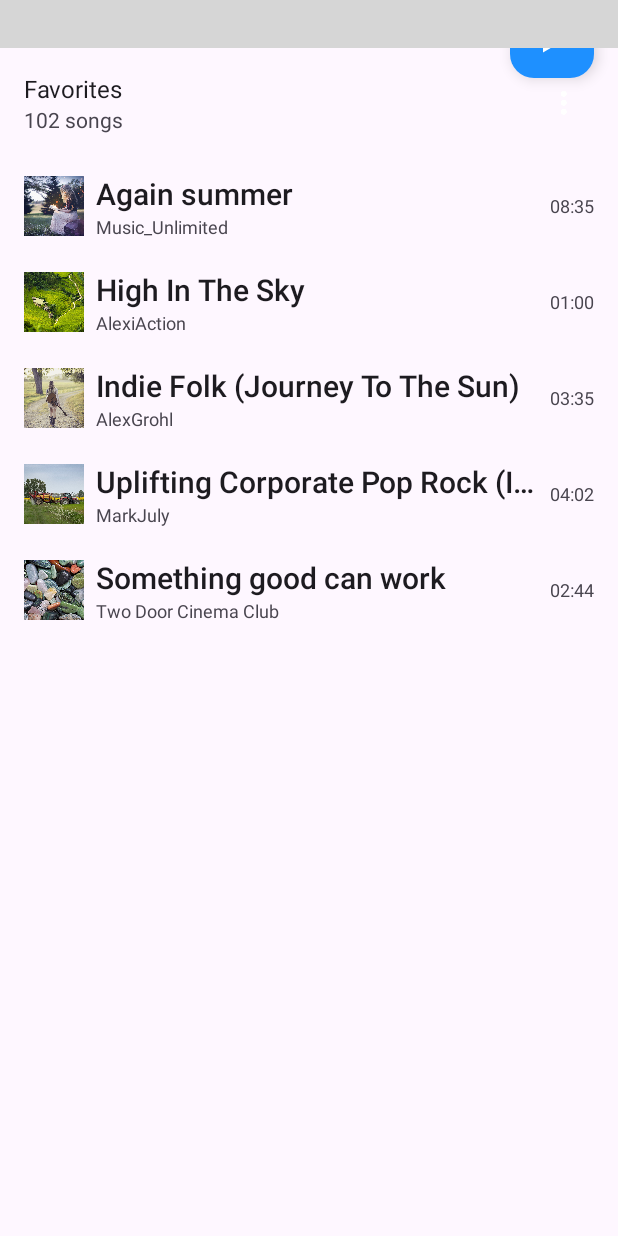
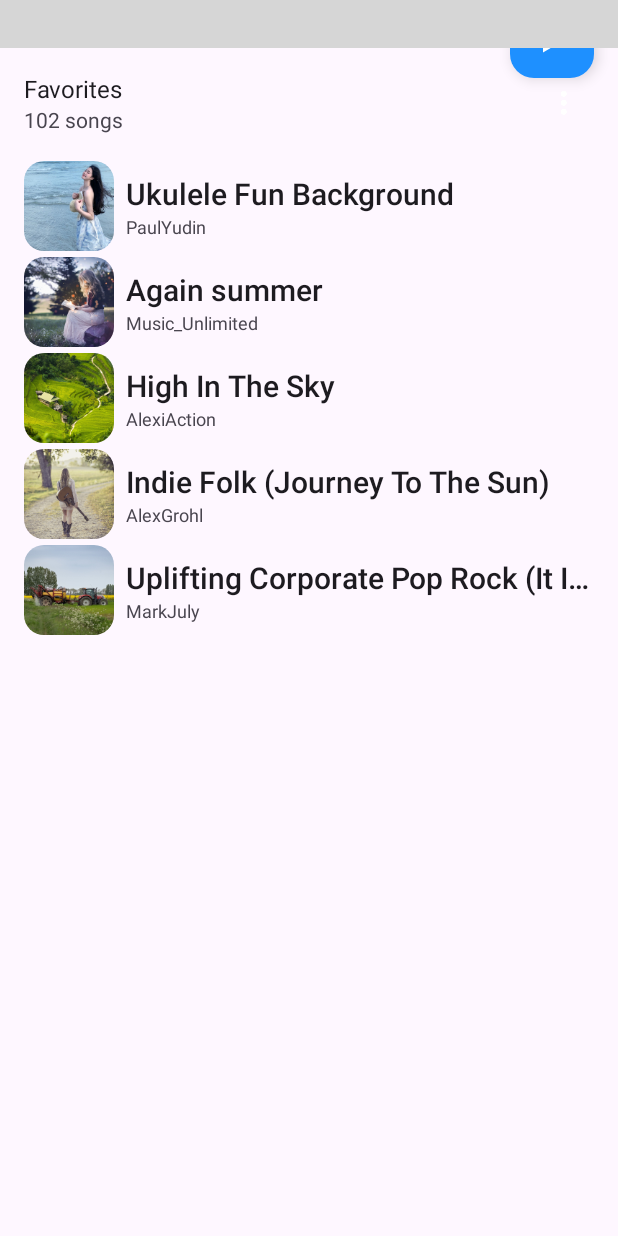
Before and after one commit to Totorowow/TangliMusicPlayer, an Android app: the screen it shows after launch (MainActivity), on a phone screen of 412 x 824 dp. Run offline under Robolectric (Android 15) with nearby library versions, the phone set to English and light mode, and no system bars; libraries missing offline, so code that uses them is left out: com.hjq.toast, com.leaf.library; pictures from the network do not load; 6 statements that could not run were skipped; grey boxes are pictures that could not be loaded.

Commit message:
update code

```diff
--- a/tangliMusicPlayer/src/main/java/com/tangli/musicplayer/adapter/RecyclerViewAdapter.java
+++ b/tangliMusicPlayer/src/main/java/com/tangli/musicplayer/adapter/RecyclerViewAdapter.java
@@ -1,6 +1,7 @@
 
 package com.tangli.musicplayer.adapter;
 
+import android.content.Context;
 import android.text.format.DateUtils;
 import android.view.LayoutInflater;
 import android.view.View;
@@ -10,7 +11,11 @@ import android.widget.ImageView;
 import android.widget.TextView;
 
 
+import com.bumptech.glide.Glide;
+import com.bumptech.glide.load.resource.bitmap.RoundedCorners;
+import com.bumptech.glide.request.RequestOptions;
 import com.tangli.musicplayer.R;
+import com.tangli.musicplayer.TangliApplication;
 import com.tangli.musicplayer.databinding.ContentListItemBinding;
 import com.tangli.musicplayer.music.MusicContent;
 
@@ -27,6 +32,7 @@ public class RecyclerViewAdapter extends RecyclerView.Adapter<RecyclerViewAdapte
     }
     private ContentListItemBinding itemBinding;
     private OnItemClickListener mOnItemClickListener;
+    private Context context;
 
 
 
@@ -34,6 +40,7 @@ public class RecyclerViewAdapter extends RecyclerView.Adapter<RecyclerViewAdapte
     public ViewHolder onCreateViewHolder(ViewGroup parent, int viewType) {
 
         itemBinding=ContentListItemBinding.inflate(LayoutInflater.from(parent.getContext()),parent,false);
+        context=parent.getContext();
         return new ViewHolder(itemBinding);
     }
 
@@ -43,7 +50,12 @@ public class RecyclerViewAdapter extends RecyclerView.Adapter<RecyclerViewAdapte
         holder.mCoverView.setImageResource(holder.mItem.getCover());
         holder.mTitleView.setText(holder.mItem.getTitle());
         holder.mArtistView.setText(holder.mItem.getArtist());
-        holder.mDurationView.setText(DateUtils.formatElapsedTime(holder.mItem.getDuration()));
+        RequestOptions options = RequestOptions
+                .bitmapTransform(new RoundedCorners(20));
+        Glide.with(context)
+                .load(holder.mItem.getCover())
+                .apply(options)
+                .into(holder.mCoverView);
         holder.mView.setOnClickListener(v -> {
             if (null != mOnItemClickListener) {
                 mOnItemClickListener.onItemClick(position);
@@ -71,7 +83,6 @@ public class RecyclerViewAdapter extends RecyclerView.Adapter<RecyclerViewAdapte
         public final ImageView mCoverView;
         public final TextView mTitleView;
         public final TextView mArtistView;
-        public final TextView mDurationView;
         public MusicContent.MusicItem mItem;
 
         public ViewHolder(ContentListItemBinding binding) {
@@ -80,7 +91,7 @@ public class RecyclerViewAdapter extends RecyclerView.Adapter<RecyclerViewAdapte
             mCoverView = binding.cover;
             mTitleView = binding.title;
             mArtistView = binding.artist;
-            mDurationView = binding.duration;
+
         }
     }
 
--- a/tangliMusicPlayer/src/main/java/com/tangli/musicplayer/music/MusicContent.java
+++ b/tangliMusicPlayer/src/main/java/com/tangli/musicplayer/music/MusicContent.java
@@ -11,11 +11,11 @@ public class MusicContent {
     public static final List<MusicItem> ITEMS = new ArrayList<>();
 
     static {
+        ITEMS.add(new MusicItem(R.drawable.main_cover, "Ukulele Fun Background", "PaulYudin", 164,R.raw.ukulele_fun_background));
         ITEMS.add(new MusicItem(R.drawable.camphor, "Again summer", "Music_Unlimited", 515,R.raw.again_summer_151646));
         ITEMS.add(new MusicItem(R.drawable.apartment_8318376_1920, "High In The Sky", "AlexiAction", 60,R.raw.high_in_the_sky_128400));
         ITEMS.add(new MusicItem(R.drawable.forest_party, "Indie Folk (Journey To The Sun)", "AlexGrohl", 215,R.raw.indie_folk_journey_to_the_sun_15044));
         ITEMS.add(new MusicItem(R.drawable.agriculture_8275498_1920, "Uplifting Corporate Pop Rock (It Is Time)", "MarkJuly", 242,R.raw.uplifting_corporate_pop_rock_it_is_time_113871));
-        ITEMS.add(new MusicItem(R.drawable.stones_8249322_1920, "Something good can work", "Two Door Cinema Club", 164,R.raw.ukulele_fun_background));
     }
 
 
--- a/tangliMusicPlayer/src/main/res/layout/content_list_item.xml
+++ b/tangliMusicPlayer/src/main/res/layout/content_list_item.xml
@@ -17,8 +17,8 @@
 
         <ImageView
             android:id="@+id/cover"
-            android:layout_width="@dimen/cover_size_mini"
-            android:layout_height="@dimen/cover_size_mini"
+            android:layout_width="60dp"
+            android:layout_height="60dp"
             android:scaleType="centerCrop"
             tools:src="@drawable/forest_party" />
 
@@ -44,13 +44,6 @@
                 android:textAppearance="@style/TextAppearance.AppCompat.Caption" />
 
         </LinearLayout>
-
-        <TextView
-            android:id="@+id/duration"
-            android:layout_width="wrap_content"
-            android:layout_height="wrap_content"
-            android:layout_marginStart="@dimen/inner_padding"
-            android:textAppearance="@style/TextAppearance.AppCompat.Caption" />
     </LinearLayout>
 
 </FrameLayout>
```
Also changed, not shown: tangliMusicPlayer/src/main/java/com/tangli/musicplayer/activity/DetailActivity.java (+6 -6 lines).
